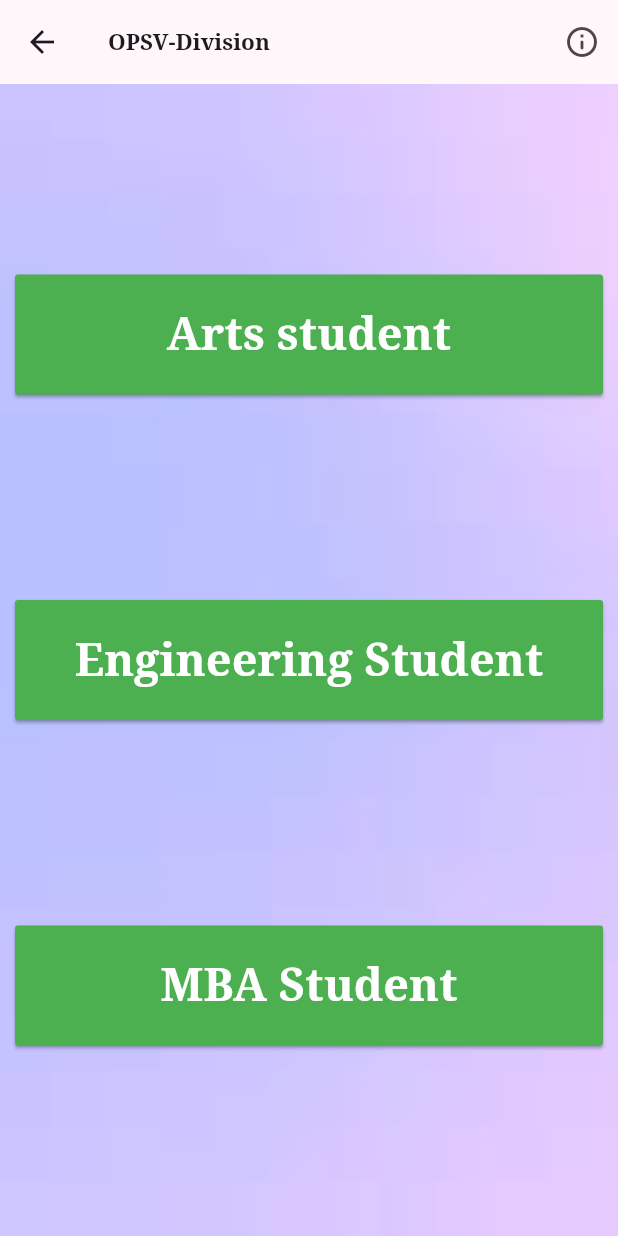
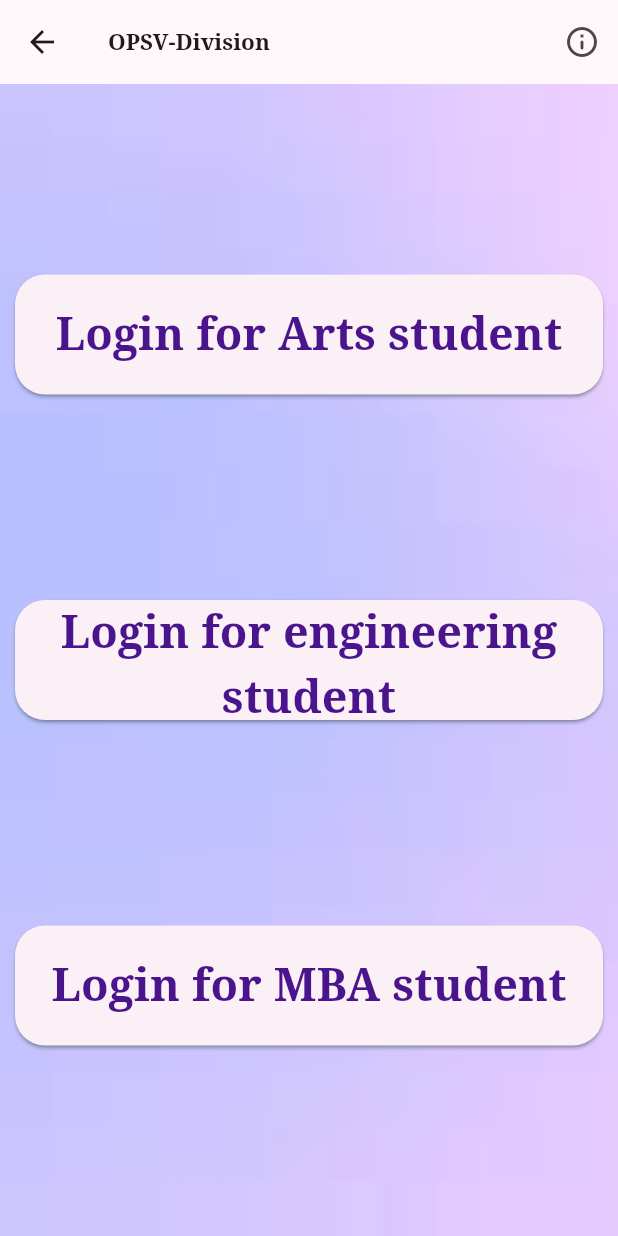
Before and after one commit to srisudhanl/new_main_project, a Flutter app: the UserDivision screen opened directly, on a phone screen of 412 x 824 dp. Run offline on Flutter 3.47's test engine with Material 3 defaults, Android fonts, the phone set to English and light mode, and no system bars; our stand-ins replace animated_text_kit, another_flutter_splash_screen, cloud_firestore, firebase_auth, firebase_core, fluttertoast; accounts and stored records are empty; network calls fail.

Commit message:
Ui changed for User division

```diff
--- a/lib/logins/adminlogin.dart
+++ b/lib/logins/adminlogin.dart
@@ -78,7 +78,7 @@ class _AdminLoginState extends State<AdminLogin> {
                   Padding(
                     padding: const EdgeInsets.all(8.0),
                     child: buildTextField(
-                      labelText: 'Enter Email:',
+                      labelText: 'Enter Email',
                       hintText: 'email address',
                       textEditingController: emailController,
                       textInputType: TextInputType.emailAddress,
@@ -94,7 +94,7 @@ class _AdminLoginState extends State<AdminLogin> {
                     child: buildTextField(
                       textInputType: TextInputType.text,
                       textEditingController: passwordController,
-                      labelText: 'Enter PassWord:',
+                      labelText: 'Enter PassWord',
                       hintText: 'Password',
                     ),
                   ),
--- a/lib/userdivision.dart
+++ b/lib/userdivision.dart
@@ -18,110 +18,82 @@ class _UserDivisionState extends State<UserDivision> {
   @override
   Widget build(BuildContext context) {
     return Scaffold(
-      appBar:AppBar(
-        title: const Text('OPSV-Division',
+        appBar: AppBar(
+          title: const Text(
+            'OPSV-Division',
             style: TextStyle(
               fontWeight: FontWeight.bold,
               fontSize: 15.0,
             ),
           ),
           actions: [
-          IconButton(onPressed: ()=>Navigator.push(context, MaterialPageRoute(builder: (context)=>FirmInterviewOverViewScreen(firmId: currentUserId!))), icon: Icon(Icons.info_outline_rounded))
+            IconButton(
+                onPressed: () => Navigator.push(
+                    context, MaterialPageRoute(builder: (context) => FirmInterviewOverViewScreen(firmId: currentUserId!))),
+                icon: Icon(Icons.info_outline_rounded))
           ],
         ),
         body: Container(
           width: double.infinity,
-        height:double.infinity,
-        decoration: const BoxDecoration(
-            image: DecorationImage(
-                image: AssetImage("assets/background.jpeg"),
-                fit: BoxFit.cover)),
-        child:Column(
+          height: double.infinity,
+          decoration: const BoxDecoration(image: DecorationImage(image: AssetImage("assets/background.jpeg"), fit: BoxFit.cover)),
+          child: Column(
             crossAxisAlignment: CrossAxisAlignment.center,
             mainAxisAlignment: MainAxisAlignment.spaceEvenly,
-          children: <Widget>[Column(
             children: <Widget>[
               Container(
-                width:double.infinity,
+                width: double.infinity,
                 height: 100,
                 padding: const EdgeInsets.all(10),
                 child: ElevatedButton(
+                    onPressed: () {
+                      Navigator.push(context, MaterialPageRoute(builder: (context) => const ArtsFirm()));
+                    },
                     style: ElevatedButton.styleFrom(
-                        backgroundColor: Colors.green,
-                        shape: const RoundedRectangleBorder(
-                            borderRadius: BorderRadius.all(Radius.circular(2)))
-                        ,
+                        shape: const RoundedRectangleBorder(borderRadius: BorderRadius.all(Radius.circular(20))),
                         shadowColor: Colors.blueGrey),
-                    onPressed:() {
-                      Navigator.push(
-                          context,MaterialPageRoute(builder:(context)=>const ArtsFirm()));
+                    child: Text(
+                      "Login for Arts student",
+                      style: TextStyle(fontSize: 30.0, fontWeight: FontWeight.bold, color: Colors.purple.shade900),
+                      textAlign: TextAlign.center,
+                    )),
+              ),
+              Container(
+                width: double.infinity,
+                height: 100,
+                padding: const EdgeInsets.all(10),
+                child: ElevatedButton(
+                    onPressed: () {
+                      Navigator.push(context, MaterialPageRoute(builder: (context) => const EngineerFirm()));
                     },
-                    child: const Text("Arts student",style:TextStyle(
-                      fontSize:30.0,
-                      color: Colors.white,
-                      fontWeight: FontWeight.bold,
+                    style: ElevatedButton.styleFrom(
+                        shape: const RoundedRectangleBorder(borderRadius: BorderRadius.all(Radius.circular(20))),
+                        shadowColor: Colors.blueGrey),
+                    child: Text(
+                      "Login for engineering student",
+                      style: TextStyle(fontSize: 30.0, fontWeight: FontWeight.bold, color: Colors.purple.shade900),
+                      textAlign: TextAlign.center,
+                    )),
               ),
-                      textAlign: TextAlign.center,)
-                ),
+              Container(
+                width: double.infinity,
+                height: 100,
+                padding: const EdgeInsets.all(10),
+                child: ElevatedButton(
+                    onPressed: () {
+                      Navigator.push(context, MaterialPageRoute(builder: (context) => const MbaFirm()));
+                    },
+                    style: ElevatedButton.styleFrom(
+                        shape: const RoundedRectangleBorder(borderRadius: BorderRadius.all(Radius.circular(20))),
+                        shadowColor: Colors.blueGrey),
+                    child: Text(
+                      "Login for MBA student",
+                      style: TextStyle(fontSize: 30.0, fontWeight: FontWeight.bold, color: Colors.purple.shade900),
+                      textAlign: TextAlign.center,
+                    )),
               ),
             ],
           ),
-            Column(
-              children: <Widget>[
-
-                Container(
-                  width:double.infinity,
-                  height: 100,
-                  padding: const EdgeInsets.all(10),
-                  child: ElevatedButton(
-                      style: ElevatedButton.styleFrom(
-                          backgroundColor: Colors.green,
-                          shape: const RoundedRectangleBorder(
-                              borderRadius: BorderRadius.all(Radius.circular(2))),
-                          shadowColor: Colors.blueGrey),
-                      onPressed:() {
-                        Navigator.push(
-                            context,MaterialPageRoute(builder:(context)=>const EngineerFirm()));
-                      },
-                      child: const Text("Engineering Student",style:TextStyle(
-                        fontSize:30.0,
-                        color: Colors.white,
-                        fontWeight: FontWeight.bold,
-                      ),
-                        textAlign: TextAlign.center,)
-                  ),
-                ),
-              ],
-            ),
-            Column(
-              children: <Widget>[
-                Container(
-                  width:double.infinity,
-                  height: 100,
-                  padding: const EdgeInsets.all(10),
-                  child: ElevatedButton(
-                      style: ElevatedButton.styleFrom(
-                          backgroundColor: Colors.green,
-                          shape: const RoundedRectangleBorder(
-                              borderRadius: BorderRadius.all(Radius.circular(2))),
-                          shadowColor: Colors.blueGrey),
-                      onPressed:() {
-                        Navigator.push(
-                            context,MaterialPageRoute(builder:(context)=>const MbaFirm()));
-                      },
-                      child: const Text("MBA Student",style:TextStyle(
-                        fontSize:30.0,
-                        color: Colors.white,
-                        fontWeight: FontWeight.bold,
-                      ),
-                        textAlign: TextAlign.center,)
-                  ),
-                ),
-              ],
-            ),
-          ],
-        ),
-      ),
-    );
+        ));
   }
 }
```
Lines whose indentation alone changed are shown as unchanged.
